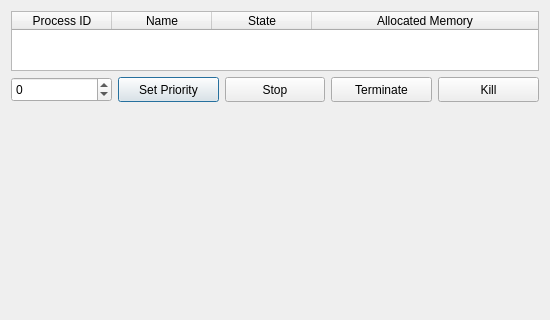
The window that visualiser.ui (dutchgold92/TaskStalker) describes before a commit, drawn with Qt 5; both pictures show x 0 to 550 and y 0 to 320 of the 550 by 555 pixel window.
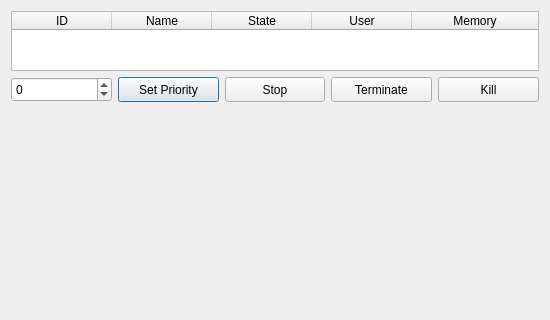
The same window after the commit. Icons and pictures are not drawn.

What changed in the file:
```diff
--- a/visualiser.ui
+++ b/visualiser.ui
@@ -84,7 +84,7 @@
       <number>1</number>
      </property>
      <property name="columnCount">
-      <number>4</number>
+      <number>5</number>
      </property>
      <attribute name="horizontalHeaderMinimumSectionSize">
       <number>40</number>
@@ -98,7 +98,10 @@
      <row/>
      <column>
       <property name="text">
-       <string>Process ID</string>
+       <string>ID</string>
+      </property>
+      <property name="toolTip">
+       <string>A task's Process ID is a unique number used to identify it.</string>
       </property>
      </column>
      <column>
@@ -113,7 +116,18 @@
      </column>
      <column>
       <property name="text">
-       <string>Allocated Memory</string>
+       <string>User</string>
+      </property>
+      <property name="toolTip">
+       <string>Username of the owner of the process.</string>
+      </property>
+     </column>
+     <column>
+      <property name="text">
+       <string>Memory</string>
+      </property>
+      <property name="toolTip">
+       <string>The sum of virtual memory allocated to the task. This memory may be shared.</string>
       </property>
      </column>
     </widget>
```
Left out of the diff: 6 changed lines with no effect on the pictures.
